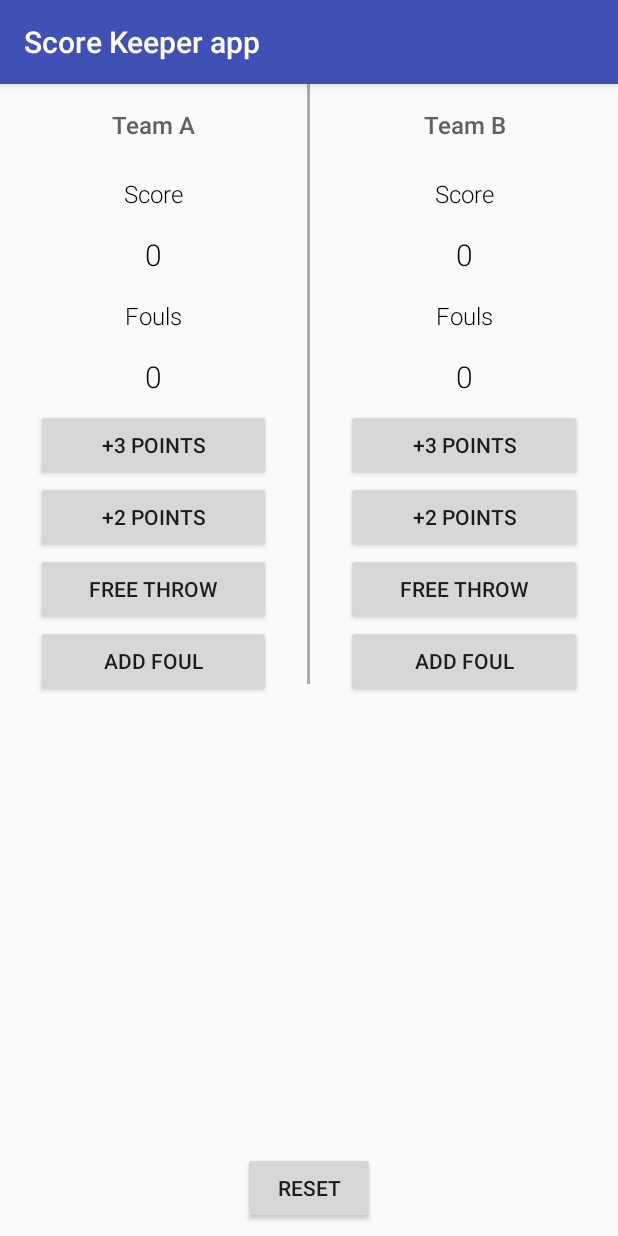
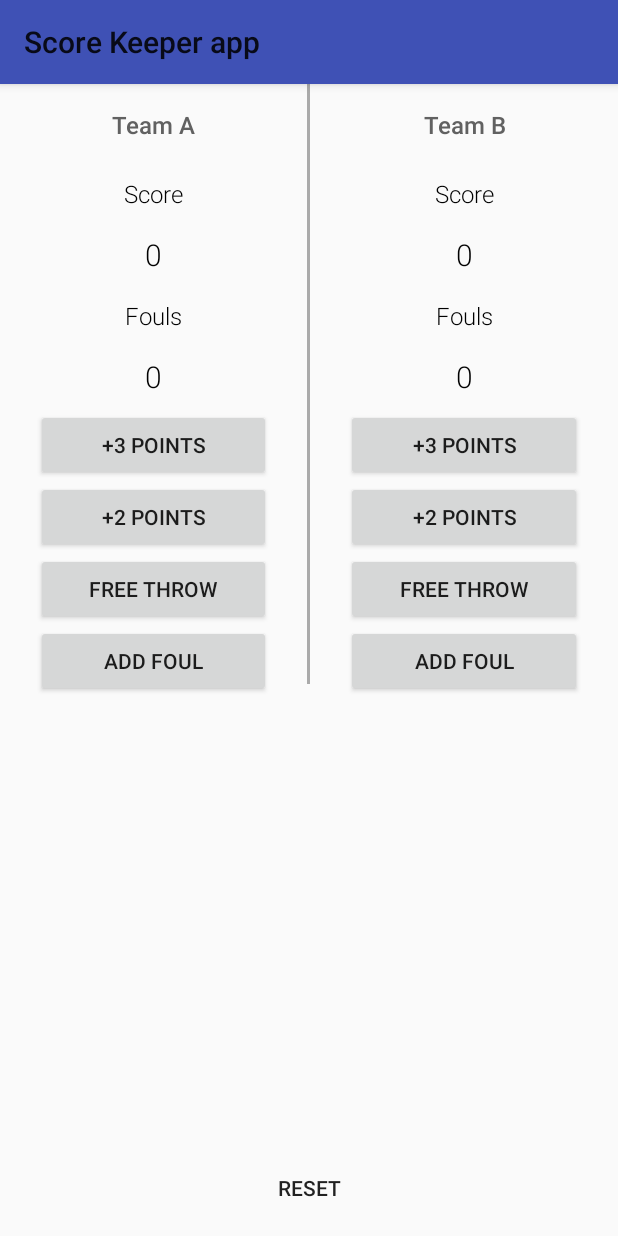
Before and after one commit to AlexandraDamaschin/ScoreKeeperApp, an Android app: the screen it shows after launch (MainActivity), on a phone screen of 412 x 824 dp. Run offline under Robolectric (Android 15) with nearby library versions, the phone set to English and light mode, and no system bars.

Commit message:
borderlessButtonStyle

```diff
--- a/app/src/main/res/layout/activity_main.xml
+++ b/app/src/main/res/layout/activity_main.xml
@@ -238,6 +238,7 @@
         android:layout_alignParentBottom="true"
         android:layout_centerHorizontal="true"
         android:layout_margin="8dp"
+        style="?android:attr/borderlessButtonStyle"
         android:onClick="resetScore"
         android:text="Reset" />
 
--- a/app/src/main/res/values/styles.xml
+++ b/app/src/main/res/values/styles.xml
@@ -1,7 +1,7 @@
 <resources>
 
     <!-- Base application theme. -->
-    <style name="AppTheme" parent="Theme.AppCompat.Light.DarkActionBar">
+    <style name="AppTheme" parent="Theme.AppCompat.Light">
         <!-- Customize your theme here. -->
         <item name="colorPrimary">@color/colorPrimary</item>
         <item name="colorPrimaryDark">@color/colorPrimaryDark</item>
```
